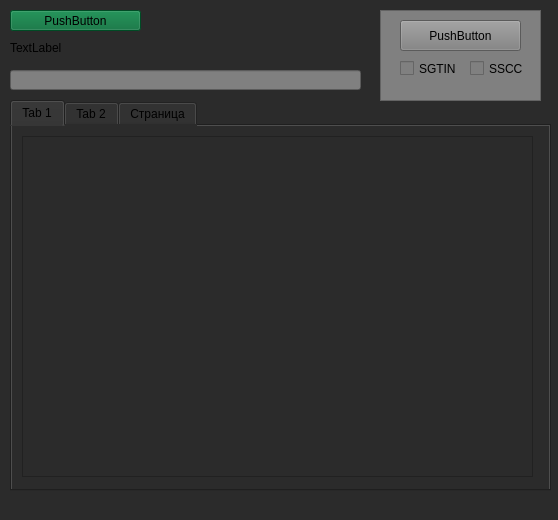
Before: the Qt Designer form untitled.ui in AlexPetrNick/tracehelp, drawn with Qt 5.
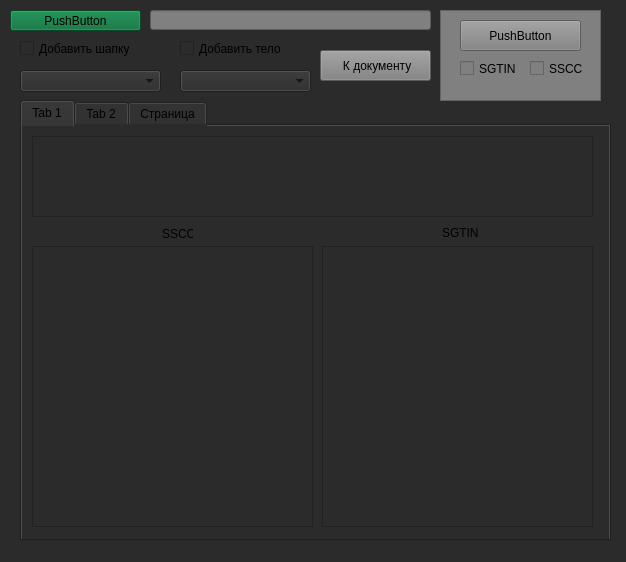
After: the same form once the commit is applied.

```diff
--- a/untitled.ui
+++ b/untitled.ui
@@ -6,8 +6,8 @@
    <rect>
     <x>0</x>
     <y>0</y>
-    <width>558</width>
-    <height>520</height>
+    <width>626</width>
+    <height>562</height>
    </rect>
   </property>
   <property name="windowTitle">
@@ -38,10 +38,10 @@
   <widget class="QTabWidget" name="tabWidget">
    <property name="geometry">
     <rect>
-     <x>10</x>
+     <x>20</x>
      <y>100</y>
-     <width>541</width>
-     <height>391</height>
+     <width>591</width>
+     <height>441</height>
     </rect>
    </property>
    <property name="currentIndex">
@@ -55,13 +55,62 @@
      <property name="geometry">
       <rect>
        <x>10</x>
+       <y>120</y>
+       <width>281</width>
+       <height>281</height>
+      </rect>
+     </property>
+     <property name="styleSheet">
+      <string notr="true">color: white;</string>
+     </property>
+    </widget>
+    <widget class="QTextEdit" name="textEdit_4">
+     <property name="geometry">
+      <rect>
+       <x>300</x>
+       <y>120</y>
+       <width>271</width>
+       <height>281</height>
+      </rect>
+     </property>
+     <property name="styleSheet">
+      <string notr="true">color: white;</string>
+     </property>
+    </widget>
+    <widget class="QTextEdit" name="textEdit_5">
+     <property name="geometry">
+      <rect>
+       <x>10</x>
        <y>10</y>
-       <width>511</width>
-       <height>341</height>
+       <width>561</width>
+       <height>81</height>
       </rect>
      </property>
-     <property name="styleSheet">
-      <string notr="true">color: white;</string>
+    </widget>
+    <widget class="QLabel" name="label_2">
+     <property name="geometry">
+      <rect>
+       <x>140</x>
+       <y>100</y>
+       <width>31</width>
+       <height>16</height>
+      </rect>
+     </property>
+     <property name="text">
+      <string>SSCC</string>
+     </property>
+    </widget>
+    <widget class="QLabel" name="label_3">
+     <property name="geometry">
+      <rect>
+       <x>420</x>
+       <y>100</y>
+       <width>47</width>
+       <height>13</height>
+      </rect>
+     </property>
+     <property name="text">
+      <string>SGTIN</string>
      </property>
     </widget>
    </widget>
@@ -99,7 +148,7 @@
   <widget class="QFrame" name="frame">
    <property name="geometry">
     <rect>
-     <x>380</x>
+     <x>440</x>
      <y>10</y>
      <width>161</width>
      <height>91</height>
@@ -159,9 +208,9 @@
   <widget class="QLineEdit" name="lineEdit">
    <property name="geometry">
     <rect>
-     <x>10</x>
-     <y>70</y>
-     <width>351</width>
+     <x>150</x>
+     <y>10</y>
+     <width>281</width>
      <height>20</height>
     </rect>
    </property>
@@ -171,17 +220,66 @@
 background-color: gray;</string>
    </property>
   </widget>
-  <widget class="QLabel" name="label">
+  <widget class="QCheckBox" name="checkBox_3">
    <property name="geometry">
     <rect>
-     <x>10</x>
+     <x>20</x>
      <y>40</y>
+     <width>141</width>
+     <height>17</height>
+    </rect>
+   </property>
+   <property name="text">
+    <string>Добавить шапку</string>
+   </property>
+  </widget>
+  <widget class="QComboBox" name="comboBox">
+   <property name="geometry">
+    <rect>
+     <x>20</x>
+     <y>70</y>
+     <width>141</width>
+     <height>22</height>
+    </rect>
+   </property>
+  </widget>
+  <widget class="QCheckBox" name="checkBox_4">
+   <property name="geometry">
+    <rect>
+     <x>180</x>
+     <y>40</y>
+     <width>121</width>
+     <height>17</height>
+    </rect>
+   </property>
+   <property name="text">
+    <string>Добавить тело</string>
+   </property>
+  </widget>
+  <widget class="QComboBox" name="comboBox_2">
+   <property name="geometry">
+    <rect>
+     <x>180</x>
+     <y>70</y>
      <width>131</width>
-     <height>16</height>
+     <height>22</height>
     </rect>
+   </property>
+  </widget>
+  <widget class="QPushButton" name="pushButton_3">
+   <property name="geometry">
+    <rect>
+     <x>320</x>
+     <y>50</y>
+     <width>111</width>
+     <height>31</height>
+    </rect>
+   </property>
+   <property name="styleSheet">
+    <string notr="true">background-color: gray;</string>
    </property>
    <property name="text">
-    <string>TextLabel</string>
+    <string> К документу</string>
    </property>
   </widget>
  </widget>
```
